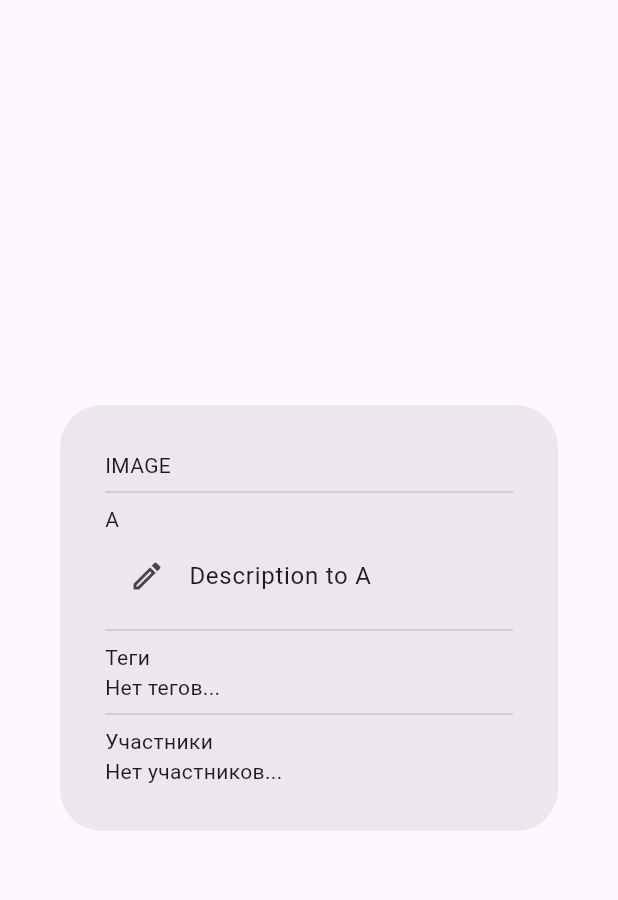
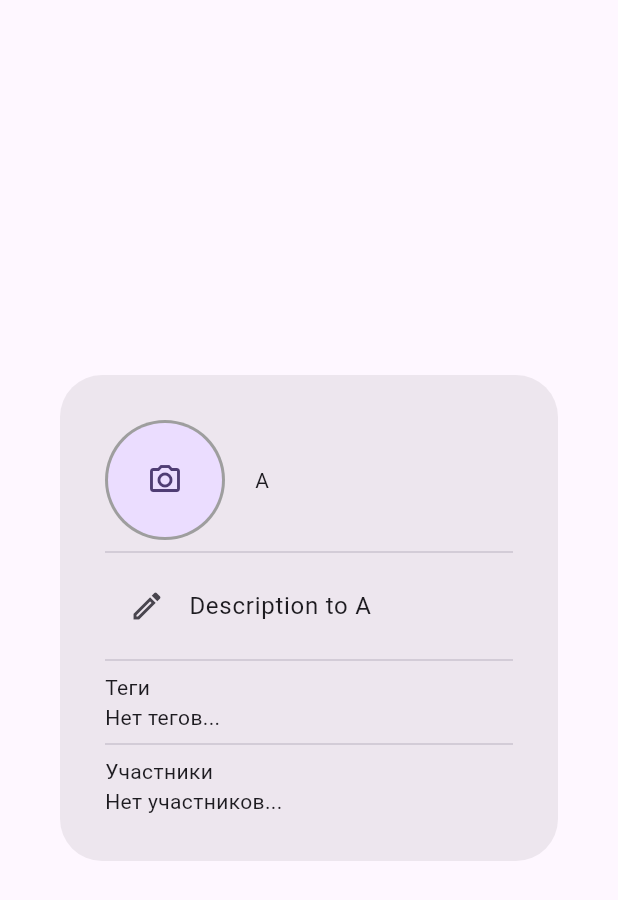
Before and after one commit to cupofcrisp-tulahack2023/compendio-client, a Flutter app: the GroupDetailsModal widget shown alone on an empty page, opened directly with sample values from the repository, on a phone screen of 412 x 824 dp. Shown: the top 900 px of the screen. Run offline on Flutter 3.47's test engine with Material 2 defaults, Android fonts, the phone set to English and light mode, and no system bars; our stand-ins replace image_picker, multi_select_flutter; missing offline and left inert: animated_shimmer, design_box, material_text_fields; accounts and stored records are empty.

Commit message:
added group image

```diff
--- a/lib/src/modals/group_details.dart
+++ b/lib/src/modals/group_details.dart
@@ -1,5 +1,6 @@
 import "package:compendio/src/modals/base.dart";
 import "package:compendio/src/models/group.dart";
+import "package:compendio/src/widgets/avatar_with_border.dart";
 import "package:flutter/material.dart";
 
 class GroupDetailsModal extends StatelessWidget {
@@ -13,9 +14,16 @@ class GroupDetailsModal extends StatelessWidget {
       body: Column(
         crossAxisAlignment: CrossAxisAlignment.start,
         children: <Widget>[
-          const Text("IMAGE"),
+          Row(
+            children: <Widget>[
+              AvatarWithBorderWidget(),
+              const SizedBox(
+                width: 20,
+              ),
+              Text(group.name),
+            ],
+          ),
           const Divider(),
-          Text(group.name),
           ListTile(
             leading: const Icon(Icons.edit_outlined),
             title: Text(group.description),
--- a/lib/src/models/group.dart
+++ b/lib/src/models/group.dart
@@ -1,6 +1,7 @@
 import 'package:compendio/src/models/user.dart';
 
 class Group {
+  String image = "";
   String name = "";
   String description = "";
   List<String> tags = [];
--- /dev/null
+++ b/lib/src/widgets/avatar_with_border.dart
@@ -0,0 +1,52 @@
+import "dart:io";
+
+import "package:compendio/src/services/image.dart";
+import "package:flutter/material.dart";
+
+class AvatarWithBorderWidget extends StatefulWidget {
+  final ImageService imageService = ImageService();
+
+  AvatarWithBorderWidget({super.key});
+
+  @override
+  State<AvatarWithBorderWidget> createState() =>
+      _AvatarWithBorderWidgetState(imageService: imageService);
+}
+
+class _AvatarWithBorderWidgetState extends State<AvatarWithBorderWidget> {
+  final ImageService imageService;
+  var _image;
+
+  _AvatarWithBorderWidgetState({required this.imageService});
+
+  @override
+  Widget build(BuildContext context) {
+    return CircleAvatar(
+      radius: 40,
+      backgroundColor: Colors.grey,
+      child: GestureDetector(
+        onTap: () async {
+          File image = await imageService.fromGallery();
+          setState(() {
+            _image = File(image.path);
+          });
+        },
+        child: CircleAvatar(
+          radius: 38,
+          child: _image == null
+              ? const Icon(Icons.camera_alt_outlined)
+              : Container(
+                  width: 100,
+                  height: 100,
+                  child: ClipOval(
+                    child: Image.file(
+                      _image,
+                      fit: BoxFit.fitWidth,
+                    ),
+                  ),
+                ),
+        ),
+      ),
+    );
+  }
+}
```
Also changed, not shown: lib/src/modals/profile.dart (+3 -41 lines).
